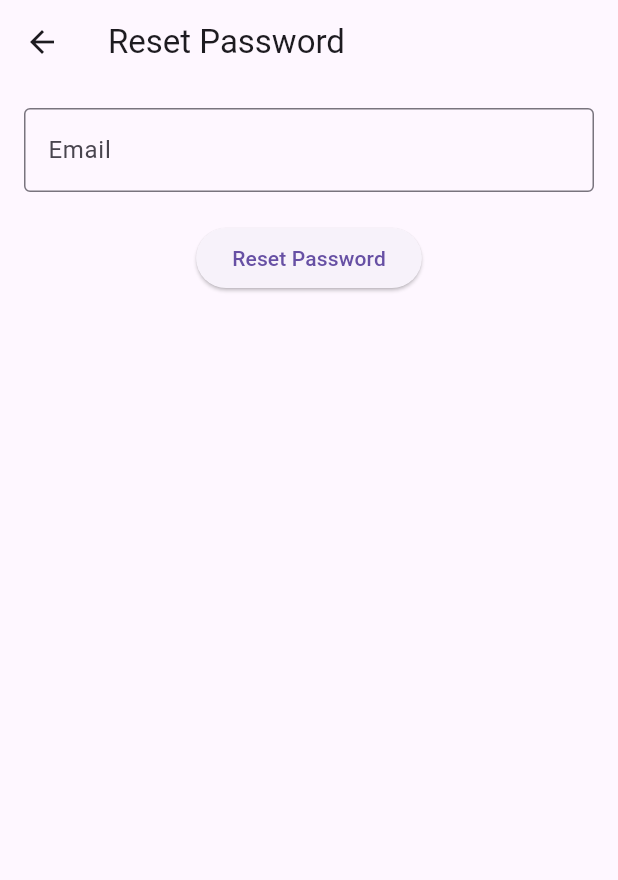
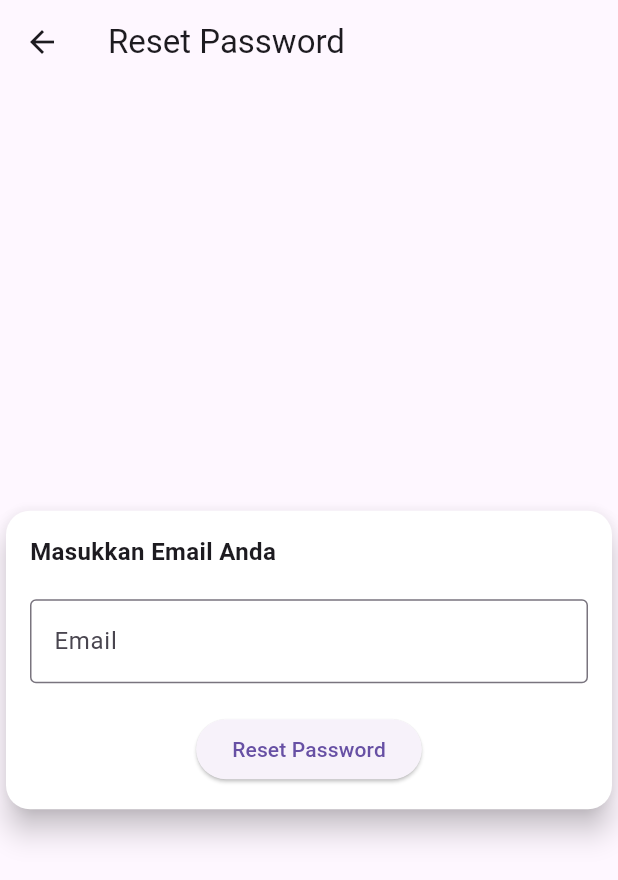
Before and after one commit to rezariswandhaaaa/frontend_chatbot, a Flutter app: the ForgotPasswordScreen screen opened directly, on a phone screen of 412 x 824 dp. Shown: the top 880 px of the screen. Run offline on Flutter 3.47's test engine with Material 3 defaults, Android fonts, the phone set to English and light mode, and no system bars; our stand-ins replace email_validator; network calls fail.

Commit message:
fix forgot password

```diff
--- a/lib/login/forgotpassword_screen.dart
+++ b/lib/login/forgotpassword_screen.dart
@@ -23,15 +23,13 @@ class _ForgotPasswordScreenState extends State<ForgotPasswordScreen> {
       _isLoading = false;
     });
 
-    if (success) {
     ScaffoldMessenger.of(context).showSnackBar(
-        SnackBar(content: Text("Email reset password berhasil dikirim!")),
+      SnackBar(
+        content: Text(success
+            ? "Email reset password berhasil dikirim!"
+            : "Gagal mengirim email reset password."),
+      ),
     );
-    } else {
-      ScaffoldMessenger.of(context).showSnackBar(
-        SnackBar(content: Text("Gagal mengirim email reset password.")),
-      );
-    }
   }
 
   @override
@@ -40,10 +38,32 @@ class _ForgotPasswordScreenState extends State<ForgotPasswordScreen> {
       appBar: AppBar(
         title: const Text("Reset Password"),
       ),
-      body: Padding(
+      body: Center(
+        child: Card(
+          color: Colors.white,
+          elevation: 8,
+          shape: RoundedRectangleBorder(
+            borderRadius: BorderRadius.circular(16),
+          ),
+          child: Padding(
             padding: const EdgeInsets.all(16.0),
+            child: ConstrainedBox(
+
+              constraints: const BoxConstraints(maxWidth: 400,),
               child: Column(
+                mainAxisSize: MainAxisSize.min,
                 children: [
+                  const Align(
+                    alignment: Alignment.centerLeft,
+                    child: Text(
+                      "Masukkan Email Anda",
+                      style: TextStyle(
+                        fontSize: 16,
+                        fontWeight: FontWeight.bold,
+                      ),
+                    ),
+                  ),
+                  const SizedBox(height: 20,),
                   TextField(
                     controller: _emailController,
                     decoration: const InputDecoration(
@@ -61,6 +81,9 @@ class _ForgotPasswordScreenState extends State<ForgotPasswordScreen> {
                 ],
               ),
             ),
+          ),
+        ),
+      ),
     );
   }
 }
```
Also changed, not shown: lib/Authorized/admin_screen.dart (+1 -6 lines). Lines whose indentation alone changed are shown as unchanged.
